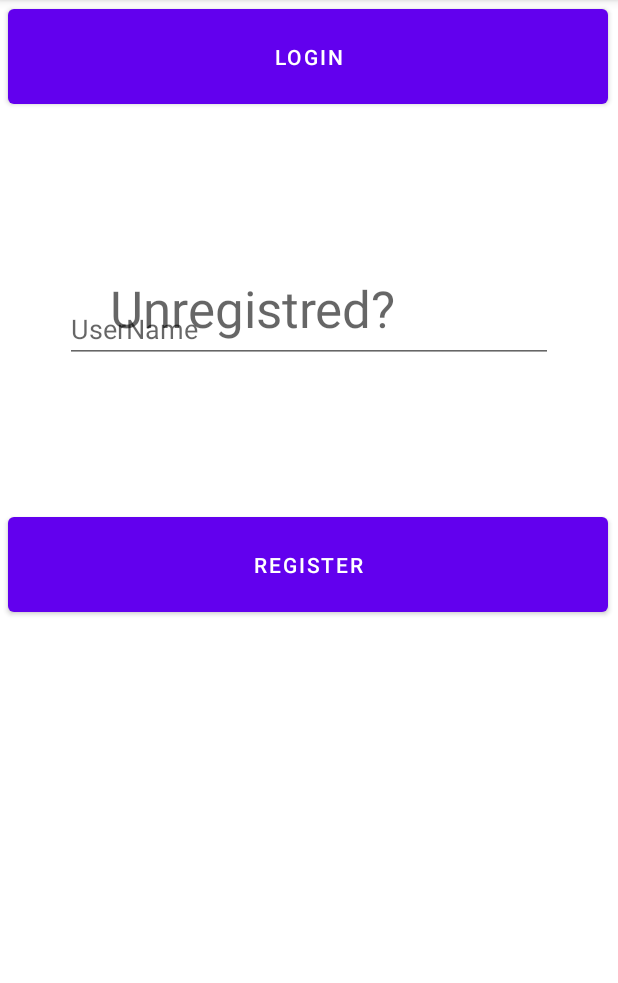
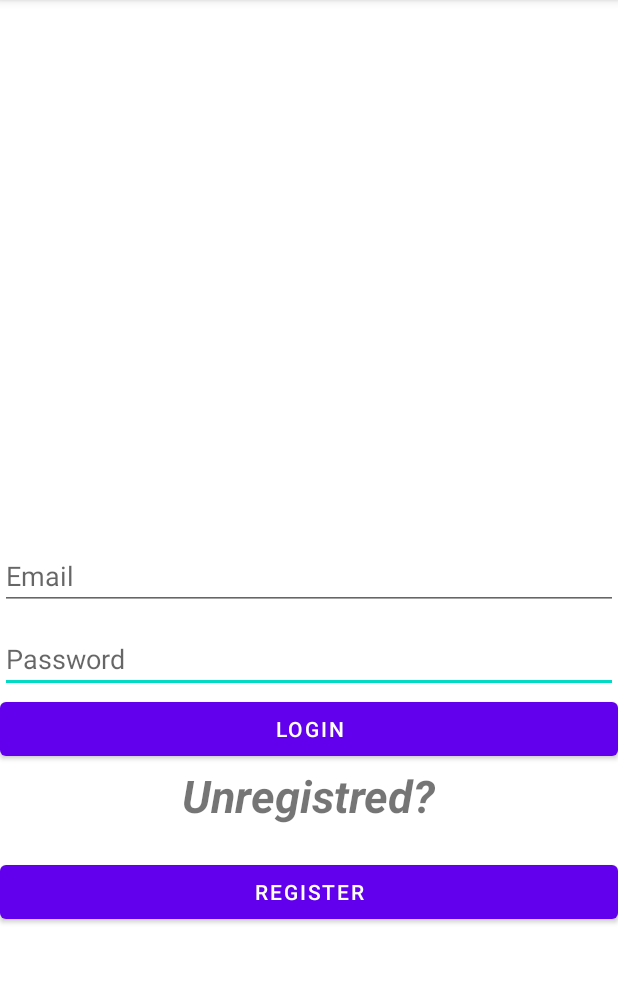
Before and after one commit to ohad1s/Champions-bet-app, an Android app: the PlayerActivity screen opened directly, with no data from a screen before it, on a phone screen of 412 x 824 dp, the part 84-1067 px from its top. Run offline under Robolectric (Android 15) with nearby library versions, the phone set to English and light mode, and no system bars; our stand-ins replace Firebase (no records; nobody signed in at launch, a user with empty details on screens opened directly).

Commit message:
player login

```diff
--- a/app/src/main/java/com/example/champions/PlayerActivity.java
+++ b/app/src/main/java/com/example/champions/PlayerActivity.java
@@ -2,13 +2,52 @@ package com.example.champions;
 
 import androidx.appcompat.app.AppCompatActivity;
 
+import android.content.Intent;
 import android.os.Bundle;
+import android.view.View;
+import android.widget.Button;
+import android.widget.EditText;
+import android.widget.Toast;
+
+import com.google.android.gms.tasks.OnSuccessListener;
+import com.google.firebase.auth.AuthResult;
+import com.google.firebase.auth.FirebaseAuth;
 
 public class PlayerActivity extends AppCompatActivity {
+    private Button login;
+    public FirebaseAuth auth;
 
     @Override
     protected void onCreate(Bundle savedInstanceState) {
         super.onCreate(savedInstanceState);
         setContentView(R.layout.activity_player);
+        EditText email = findViewById(R.id.userNamePlayer);
+        EditText password = findViewById(R.id.passwordPlayer);
+        login = findViewById(R.id.login_player);
+        auth = FirebaseAuth.getInstance();
+        login.setOnClickListener(new View.OnClickListener() {
+            @Override
+            public void onClick(View view) {
+                String text_email = email.getText().toString();
+                String text_password = password.getText().toString();
+                loginUser(text_email, text_password);
+            }
+        });
+    }
+
+    private void loginUser(String text_email, String text_password) {
+        auth.signInWithEmailAndPassword(text_email, text_password).addOnSuccessListener(new OnSuccessListener<AuthResult>() {
+            @Override
+            public void onSuccess(AuthResult authResult) {
+                Toast.makeText(PlayerActivity.this, "Login successful!", Toast.LENGTH_SHORT).show();
+                startActivity(new Intent(PlayerActivity.this, PlayerMainPage.class));
+                finish();
+            }
+        });
+    }
+
+    public void onClickPlayerRegister(View view) {
+        startActivity(new Intent(PlayerActivity.this, RegisterActivityPlayer.class));
+        finish();
     }
 }
--- a/app/src/main/res/layout/activity_player.xml
+++ b/app/src/main/res/layout/activity_player.xml
@@ -1,5 +1,5 @@
 <?xml version="1.0" encoding="utf-8"?>
-<androidx.constraintlayout.widget.ConstraintLayout xmlns:android="http://schemas.android.com/apk/res/android"
+<RelativeLayout xmlns:android="http://schemas.android.com/apk/res/android"
     xmlns:app="http://schemas.android.com/apk/res-auto"
     xmlns:tools="http://schemas.android.com/tools"
     android:layout_width="match_parent"
@@ -9,60 +9,51 @@
 
     <Button
         android:id="@+id/login_player"
-            android:layout_width="400dp"
-            android:layout_height="75dp"
-            android:layout_marginTop="20dp"
+        android:layout_width="match_parent"
+        android:layout_height="wrap_content"
+        android:onClick="onClickPlayerLogin"
         android:text="Login"
-            app:layout_constraintEnd_toEndOf="parent"
-            app:layout_constraintHorizontal_bias="0.454"
-            app:layout_constraintStart_toStartOf="parent"
-            app:layout_constraintTop_toBottomOf="@+id/passwordManager" />
+        android:layout_below="@+id/passwordPlayer" />
 
     <Button
         android:id="@+id/register_player"
-            android:layout_width="400dp"
-            android:layout_height="75dp"
-            android:layout_marginTop="40dp"
+        android:layout_width="match_parent"
+        android:layout_height="wrap_content"
+        android:onClick="onClickPlayerRegister"
         android:text="Register"
-            app:layout_constraintBottom_toBottomOf="parent"
-            app:layout_constraintEnd_toEndOf="parent"
-            app:layout_constraintHorizontal_bias="0.454"
-            app:layout_constraintStart_toStartOf="parent"
-            app:layout_constraintTop_toBottomOf="@+id/login_player"
-            app:layout_constraintVertical_bias="0.387" />
+        android:layout_centerHorizontal="true"
+        android:layout_centerVertical="true"
+        android:gravity="center"
+        android:layout_marginTop="20dp"
+        android:layout_below="@+id/Unregistred"
+        />
 
     <EditText
         android:id="@+id/passwordPlayer"
-            android:layout_width="327dp"
-            android:layout_height="48dp"
-            android:layout_marginTop="12dp"
-            android:ems="10"
+        android:layout_width="match_parent"
+        android:layout_height="wrap_content"
         android:hint="Password"
         android:inputType="textPassword"
-            app:layout_constraintEnd_toEndOf="parent"
-            app:layout_constraintStart_toStartOf="parent"
-            app:layout_constraintTop_toBottomOf="@+id/userNameManager" />
+        android:layout_below="@+id/userNamePlayer"
+        android:layout_marginTop="10dp"/>
 
     <EditText
         android:id="@+id/userNamePlayer"
-            android:layout_width="325dp"
-            android:layout_height="42dp"
-            android:layout_marginTop="200dp"
-            android:ems="10"
-            android:hint="UserName"
+        android:layout_width="match_parent"
+        android:layout_height="wrap_content"
+        android:layout_centerVertical="true"
+        android:layout_centerHorizontal="true"
+        android:hint="Email"
         android:inputType="textPersonName"
-            app:layout_constraintEnd_toEndOf="parent"
-            app:layout_constraintStart_toStartOf="parent"
-            app:layout_constraintTop_toTopOf="parent" />
+        />
 
     <TextView
-        android:id="@+id/notSing"
-        android:layout_width="266dp"
-        android:layout_height="49dp"
+        android:id="@+id/Unregistred"
+        android:layout_width="wrap_content"
+        android:layout_height="wrap_content"
         android:text="Unregistred?"
-        android:textAppearance="@style/TextAppearance.AppCompat.Display1"
-        app:layout_constraintBottom_toTopOf="@+id/register_player"
-        app:layout_constraintEnd_toEndOf="parent"
-        app:layout_constraintStart_toStartOf="parent"
-        app:layout_constraintTop_toBottomOf="@+id/login_player" />
-    </androidx.constraintlayout.widget.ConstraintLayout>
+        android:textSize="30dp"
+        android:layout_centerHorizontal="true"
+        android:textStyle="bold|italic"
+        android:layout_below="@+id/login_player" />
+</RelativeLayout>
```
Also changed, not shown: app/src/main/AndroidManifest.xml (+7 -0 lines), app/src/main/java/com/example/champions/RegisterActivityPlayer.java (added, +58 -0 lines), app/src/main/res/layout/activity_register_player.xml (added, +39 -0 lines). Lines whose indentation alone changed are shown as unchanged.
